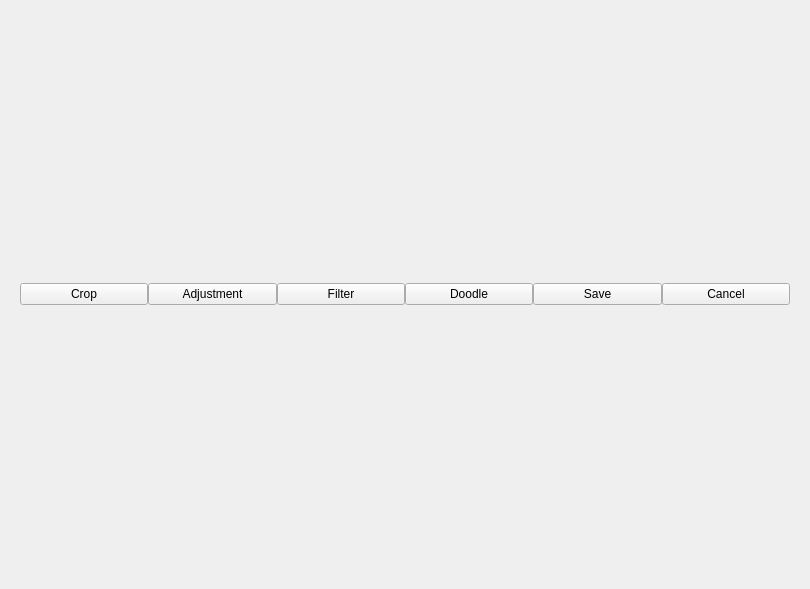
The window that ui_files/edit_toolbar.ui (abeshahsan/Photo-Wizard) describes before a commit, drawn with Qt 5.
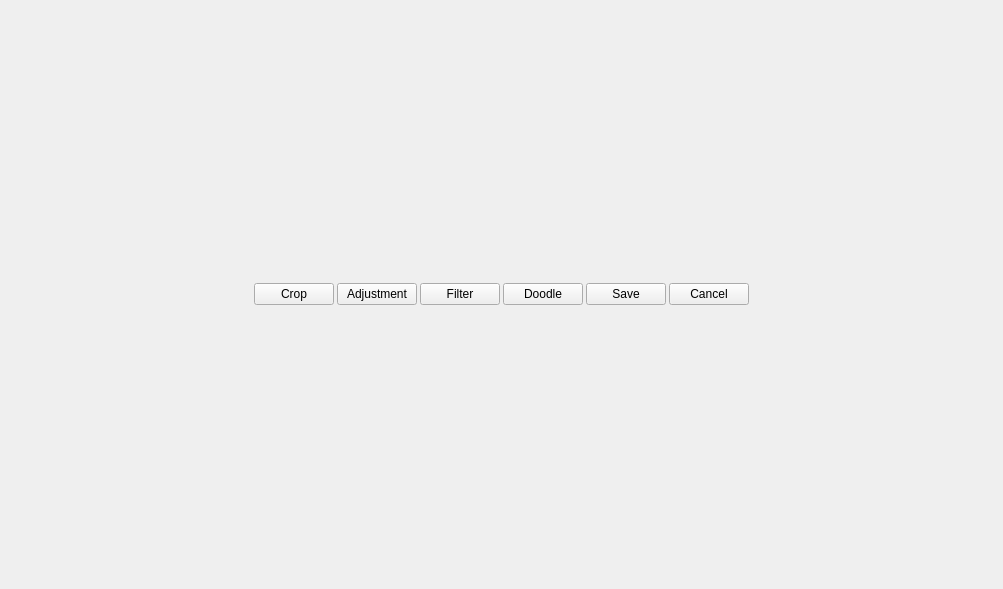
The same window after the commit.

What changed in the file:
```diff
--- a/ui_files/edit_toolbar.ui
+++ b/ui_files/edit_toolbar.ui
@@ -6,7 +6,7 @@
    <rect>
     <x>0</x>
     <y>0</y>
-    <width>810</width>
+    <width>1003</width>
     <height>589</height>
    </rect>
   </property>
@@ -19,12 +19,31 @@
    </property>
    <item row="0" column="0">
     <widget class="QWidget" name="main_widget" native="true">
-     <layout class="QHBoxLayout" name="horizontalLayout">
+     <layout class="QHBoxLayout" name="horizontalLayout" stretch="0,0,0,0,0,0,0,0">
       <property name="spacing">
-       <number>0</number>
+       <number>3</number>
       </property>
+      <item>
+       <spacer name="horizontalSpacer_2">
+        <property name="orientation">
+         <enum>Qt::Horizontal</enum>
+        </property>
+        <property name="sizeHint" stdset="0">
+         <size>
+          <width>40</width>
+          <height>20</height>
+         </size>
+        </property>
+       </spacer>
+      </item>
       <item>
        <widget class="QPushButton" name="crop_button">
+        <property name="sizePolicy">
+         <sizepolicy hsizetype="Fixed" vsizetype="Fixed">
+          <horstretch>0</horstretch>
+          <verstretch>0</verstretch>
+         </sizepolicy>
+        </property>
         <property name="text">
          <string>Crop</string>
         </property>
@@ -32,6 +51,12 @@
       </item>
       <item>
        <widget class="QPushButton" name="adjustment_button">
+        <property name="sizePolicy">
+         <sizepolicy hsizetype="Fixed" vsizetype="Fixed">
+          <horstretch>0</horstretch>
+          <verstretch>0</verstretch>
+         </sizepolicy>
+        </property>
         <property name="text">
          <string>Adjustment</string>
         </property>
@@ -65,6 +90,19 @@
         </property>
        </widget>
       </item>
+      <item>
+       <spacer name="horizontalSpacer">
+        <property name="orientation">
+         <enum>Qt::Horizontal</enum>
+        </property>
+        <property name="sizeHint" stdset="0">
+         <size>
+          <width>40</width>
+          <height>20</height>
+         </size>
+        </property>
+       </spacer>
+      </item>
      </layout>
     </widget>
    </item>
```
